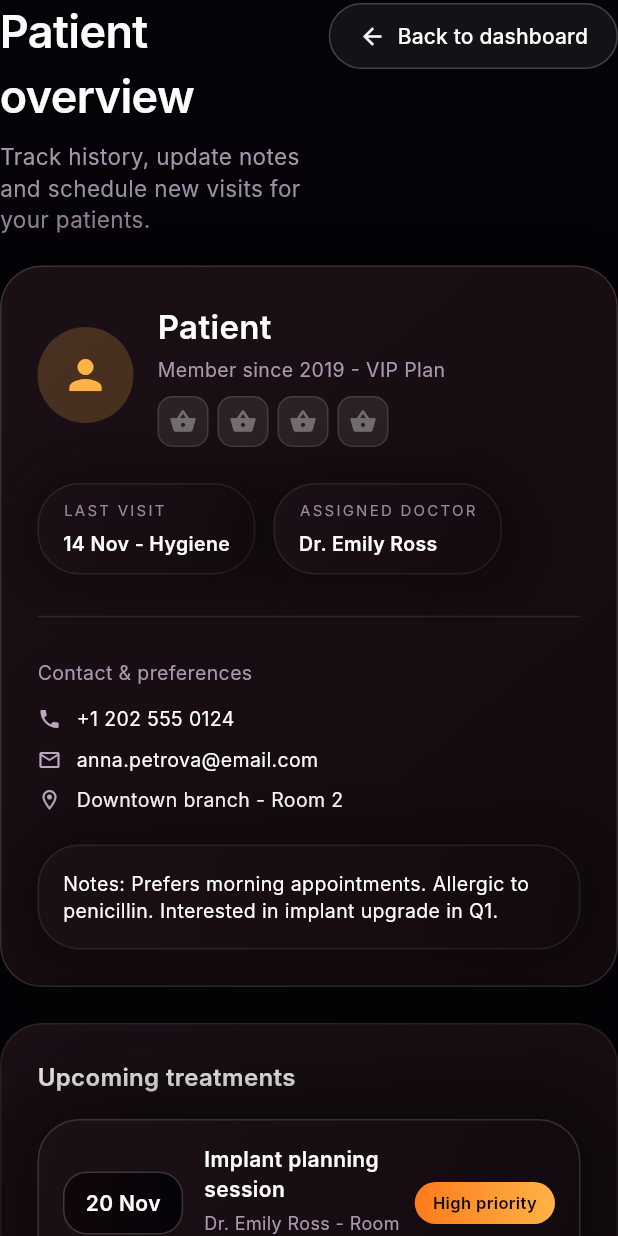
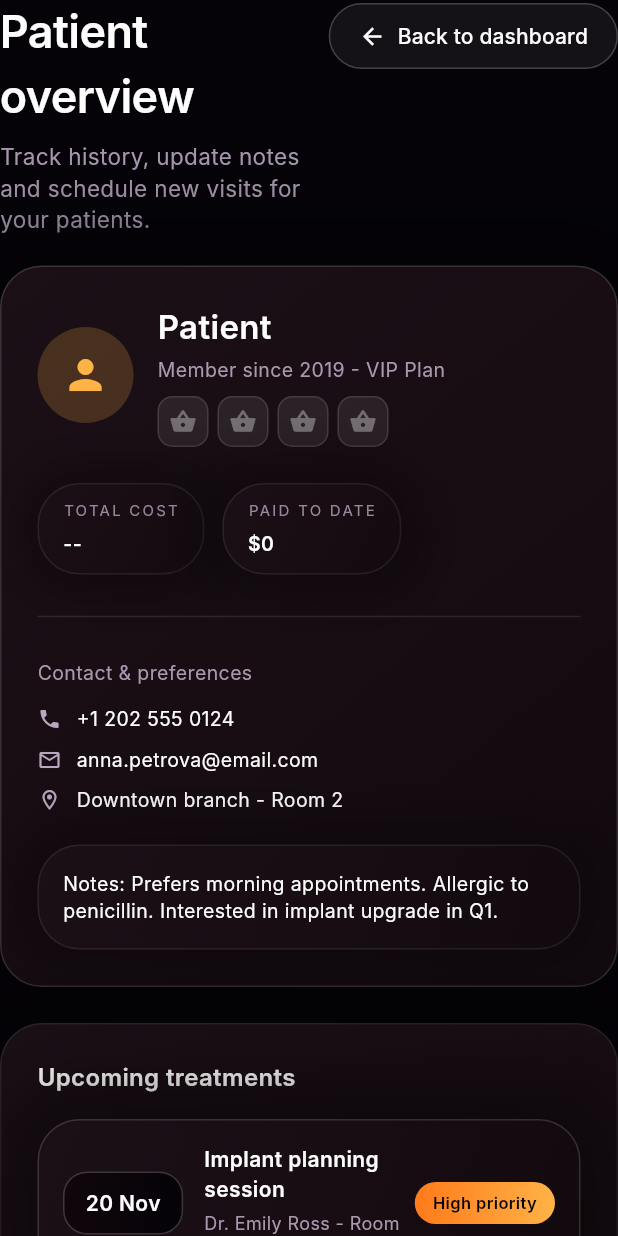
Before and after one commit to greatgreek73/NewClinicDB, a Flutter app: the _PatientDetailsContent widget shown alone on an empty page, opened directly, on a phone screen of 412 x 824 dp. Run offline on Flutter 3.47's test engine with Material 3 defaults, Android fonts, the light colour scheme and no system bars; our stand-ins replace cloud_firestore, firebase_core; accounts and stored records are empty; Roboto replaces fonts that are missing (Inter).

Commit message:
4 корзины-2

```diff
--- a/lib/pages/patient_details_page.dart
+++ b/lib/pages/patient_details_page.dart
@@ -85,6 +85,7 @@ class _PatientDetailsContentState extends State<_PatientDetailsContent> {
             patientId != null &&
             snapshot.connectionState == ConnectionState.waiting;
         final initialBucket = PatientBucketService.bucketFromData(data);
+        final paymentStats = _computePaymentStats(data);
 
         return LayoutBuilder(
           builder: (context, constraints) {
@@ -98,6 +99,8 @@ class _PatientDetailsContentState extends State<_PatientDetailsContent> {
               isSavingBucket: _isSavingBucket,
               bucketService: _bucketService,
               onBucketSelect: _handleBucketSelect,
+              totalCostText: _formatMoney(paymentStats.totalCost),
+              paidTotalText: _formatMoney(paymentStats.totalPaid),
             );
 
             final scheduleCard = _ScheduleCard();
@@ -371,6 +374,47 @@ class _PatientDetailsContentState extends State<_PatientDetailsContent> {
     if (first.isNotEmpty) return first;
     return fallbackName;
   }
+
+  PaymentStats _computePaymentStats(Map<String, dynamic>? data) {
+    if (data == null) return PaymentStats.empty();
+
+    final priceValue = data['price'];
+    final totalCost = priceValue is num ? priceValue.toDouble() : null;
+
+    double totalPaid = 0;
+    final paymentsRaw = data['payments'];
+    if (paymentsRaw is List) {
+      for (final p in paymentsRaw) {
+        if (p is Map) {
+          final amount = p['amount'];
+          if (amount is num) {
+            totalPaid += amount.toDouble();
+          }
+        }
+      }
+    }
+
+    return PaymentStats(totalCost: totalCost, totalPaid: totalPaid);
+  }
+
+  String _formatMoney(double? amount) {
+    if (amount == null) return '--';
+    final isInt = amount % 1 == 0;
+    final formatted = isInt ? amount.toInt().toString() : amount.toStringAsFixed(2);
+    return '\$$formatted';
+  }
+}
+
+class PaymentStats {
+  final double? totalCost;
+  final double totalPaid;
+
+  const PaymentStats({
+    required this.totalCost,
+    required this.totalPaid,
+  });
+
+  factory PaymentStats.empty() => const PaymentStats(totalCost: null, totalPaid: 0);
 }
 
 class _InlineBucketSelector extends StatelessWidget {
@@ -531,6 +575,8 @@ class _InfoCard extends StatelessWidget {
   final PatientBucketService bucketService;
   final Future<void> Function(String patientId, int bucketId, int? currentBucket)?
       onBucketSelect;
+  final String totalCostText;
+  final String paidTotalText;
 
   const _InfoCard({
     required this.resolvedName,
@@ -540,6 +586,8 @@ class _InfoCard extends StatelessWidget {
     required this.isSavingBucket,
     required this.bucketService,
     required this.onBucketSelect,
+    required this.totalCostText,
+    required this.paidTotalText,
   });
 
   @override
@@ -605,9 +653,9 @@ class _InfoCard extends StatelessWidget {
           const SizedBox(height: 24),
           Row(
             children: [
-              _buildInfoChip('Last visit', '14 Nov - Hygiene'),
+              _buildInfoChip('Total cost', totalCostText),
               const SizedBox(width: 12),
-              _buildInfoChip('Assigned doctor', 'Dr. Emily Ross'),
+              _buildInfoChip('Paid to date', paidTotalText),
             ],
           ),
           const SizedBox(height: 20),
```
